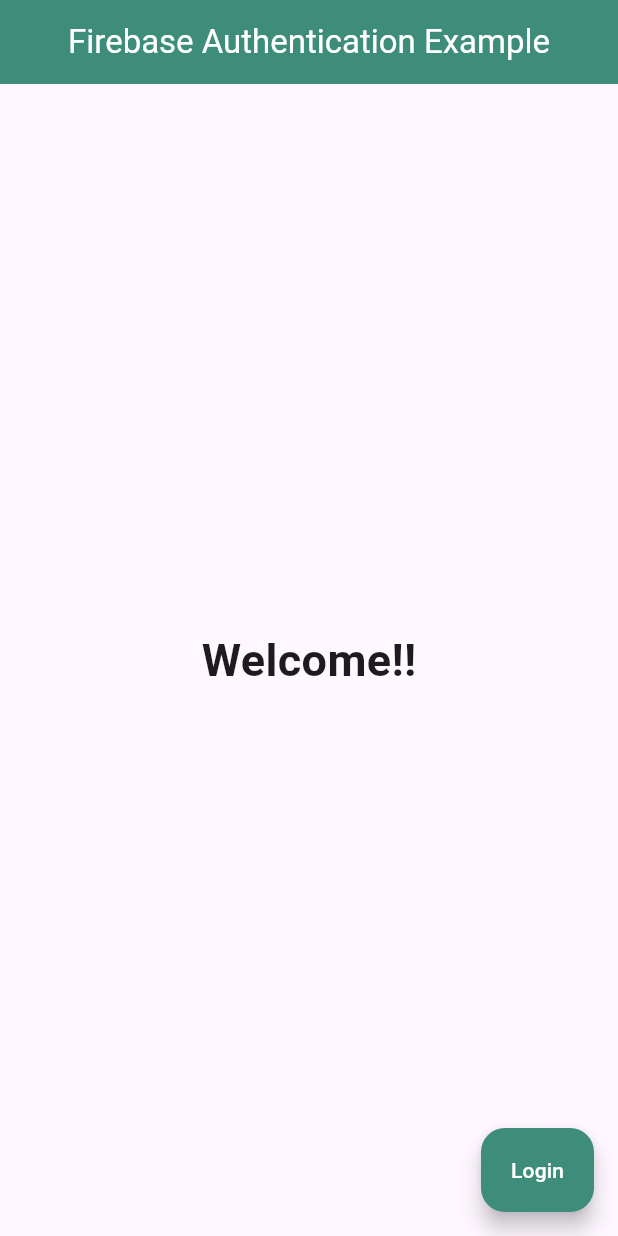
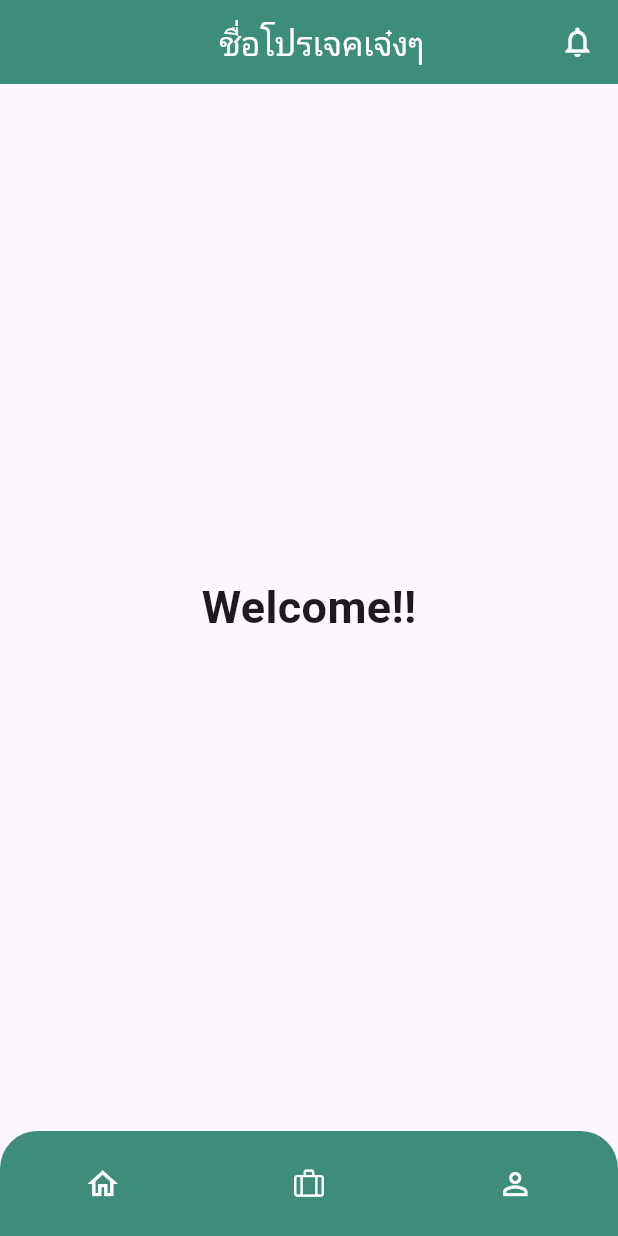
Before and after one commit to jatnipit/hotel-booking-project, a Flutter app: the screen it shows after launch, on a phone screen of 412 x 824 dp. Run offline on Flutter 3.47's test engine with Material 3 defaults, Android fonts, the phone set to English and light mode, and no system bars; our stand-ins replace firebase_auth, firebase_core, google_sign_in; accounts and stored records are empty.

Commit message:
screen update

```diff
--- a/lib/main.dart
+++ b/lib/main.dart
@@ -2,6 +2,9 @@
 import 'package:flutter/material.dart';
 import 'package:project/app_colors.dart';
 import 'package:project/authen/login_page.dart';
+import 'package:project/screens/home_screen.dart';
+import 'package:project/screens/reserve_history.dart';
+import 'package:project/screens/user_profile_screen.dart';
 
 void main() async {
   WidgetsFlutterBinding.ensureInitialized();
@@ -21,32 +24,76 @@
 }
 
 class _MyAppState extends State<MyApp> {
+  int screenIndex = 0;
+  final screens = [HomeScreen(), ReserveHistory(), UserProfileScreen()];
+
   @override
   Widget build(BuildContext context) {
     return Scaffold(
         appBar: AppBar(
           title: Center(
               child: Text(
-          'Firebase Authentication Example',
+            'ชื่อโปรเจคเจ๋งๆ',
             style: TextStyle(
               color: Colors.white,
             ),
           )),
+          leading: const SizedBox(
+            width: 15,
+          ),
+          actions: const [
+            Icon(
+              Icons.notifications_outlined,
+              color: Colors.white,
+            ),
+            SizedBox(
+              width: 15,
+            )
+          ],
           backgroundColor: AppColors.primary,
         ),
-      body: Center(
-          child: Text(
-        'Welcome!!',
-        style: TextStyle(fontSize: 30, fontWeight: FontWeight.bold),
+        // Body
+        body: screens[screenIndex],
+        // Bottom Navigation Bar
+        bottomNavigationBar: Container(
+          height: 70,
+          decoration: const BoxDecoration(
+            borderRadius: BorderRadius.only(
+              topLeft: Radius.circular(25),
+              topRight: Radius.circular(25),
+            ),
+            color: AppColors.primary,
+          ),
+          child: Row(
+            mainAxisAlignment: MainAxisAlignment.spaceAround,
+            children: [
+              GestureDetector(
+                  onTap: () {
+                    setState(() {
+                      screenIndex = 0;
+                    });
+                  },
+                  child: Icon(Icons.home_outlined, color: Colors.white)),
+              GestureDetector(
+                  onTap: () {
+                    setState(() {
+                      screenIndex = 1;
+                    });
+                  },
+                  child: Image.asset(
+                    'assets/logo/trip.png',
+                    color: Colors.white,
+                    height: 25,
                   )),
-      floatingActionButton: FloatingActionButton.extended(
-        onPressed: () {
-          Navigator.push(
-              context, MaterialPageRoute(builder: (context) => LoginPage()));
+              GestureDetector(
+                  onTap: () {
+                    setState(() {
+                      screenIndex = 2;
+                    });
                   },
-        label: Text('Login', style: TextStyle(color: Colors.white)),
-        backgroundColor: AppColors.primary,
+                  child: Icon(Icons.person_outline, color: Colors.white)),
+            ],
           ),
-    );
+        ));
   }
 }
--- /dev/null
+++ b/lib/screens/home_screen.dart
@@ -0,0 +1,19 @@
+import 'package:flutter/material.dart';
+
+class HomeScreen extends StatefulWidget {
+  const HomeScreen({super.key});
+
+  @override
+  State<HomeScreen> createState() => _HomeScreenState();
+}
+
+class _HomeScreenState extends State<HomeScreen> {
+  @override
+  Widget build(BuildContext context) {
+    return Center(
+        child: Text(
+      'Welcome!!',
+      style: TextStyle(fontSize: 30, fontWeight: FontWeight.bold),
+    ));
+  }
+}
--- a/pubspec.yaml
+++ b/pubspec.yaml
@@ -38,6 +38,7 @@
   cloud_firestore: ^5.6.5
   firebase_auth: ^5.5.1
   google_sign_in: ^6.2.2
+  google_fonts: ^6.2.1
 
 dev_dependencies:
   flutter_test:
```
Also changed, not shown: lib/screens/reserve_history.dart (added, +18 -0 lines), lib/screens/user_profile_screen.dart (added, +26 -0 lines), assets/logo/trip.png (added), pubspec.lock, 1 other file. Lines whose indentation alone changed are shown as unchanged.
